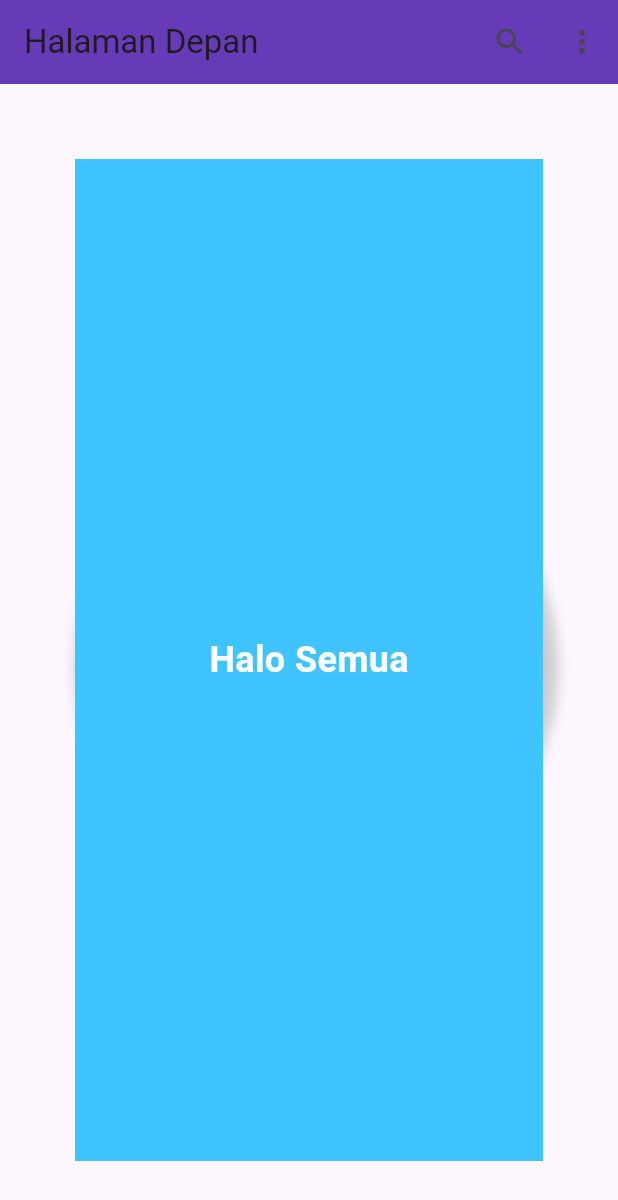
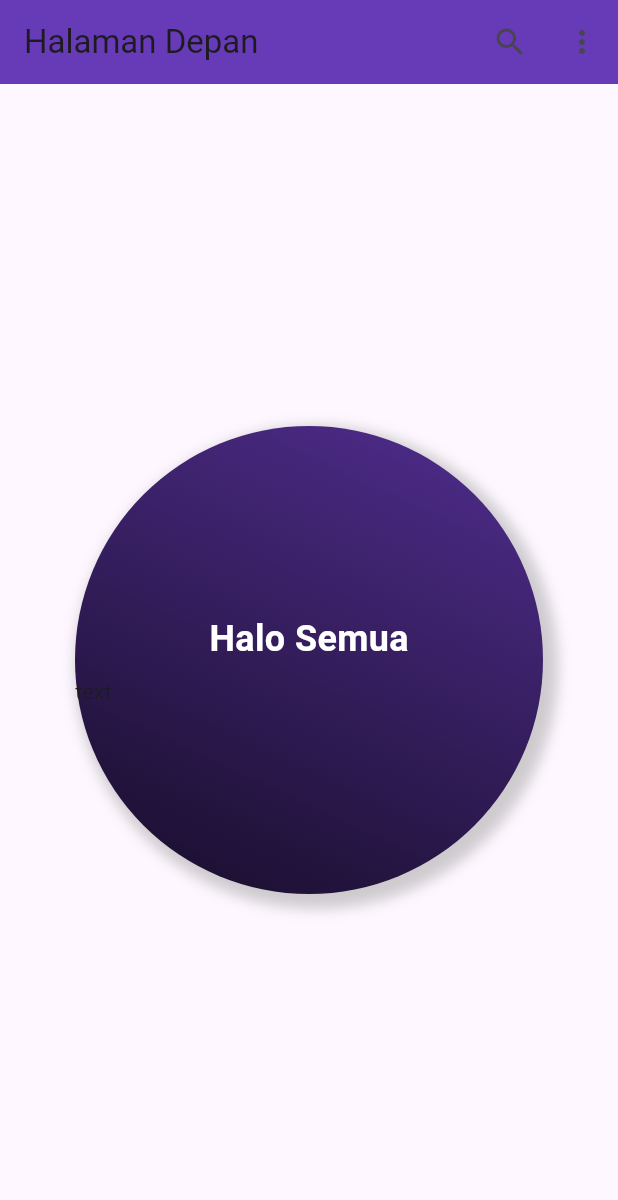
Before and after one commit to Hartamatamatama/tugas_week_5_1123150117, a Flutter app: the screen it shows after launch, on a phone screen of 412 x 824 dp. Shown: the top 1200 px of the screen. Run offline on Flutter 3.47's test engine with Material 3 defaults, Android fonts, the phone set to English and light mode, and no system bars.

Commit message:
Mencoba membuat column dan Row. Namun Kok engga terjadi apa apa ya

```diff
--- a/lib/main.dart
+++ b/lib/main.dart
@@ -54,14 +54,20 @@
         // height: 200,
         // child: Row(children: [Text("text")]),
         margin: EdgeInsets.all(50),
-        color: Colors.lightBlueAccent,
-        child: Text(
+        child: Column(
+          mainAxisSize: MainAxisSize.min,
+          children: [
+            Text(
               'Halo Semua',
               style: TextStyle(
                 color: Colors.white,
                 fontSize: 24,
                 fontWeight: FontWeight.bold,
               ),
+            ),
+            SizedBox(height: 8),
+            Row(children: [Text("text")]),
+          ],
         ),
         decoration: BoxDecoration(
           color: Colors.lightBlueAccent,
```
Lines whose indentation alone changed are shown as unchanged.
